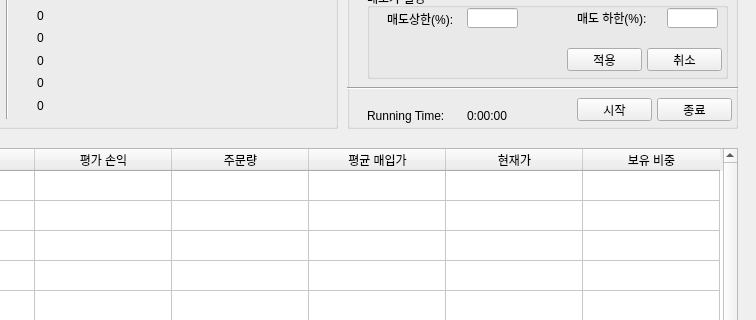
Old version of the form mainwindow.ui in the repository NoelBird/stockML; both pictures show x 133 to 889 and y 81 to 401 of the 889 by 609 pixel window.
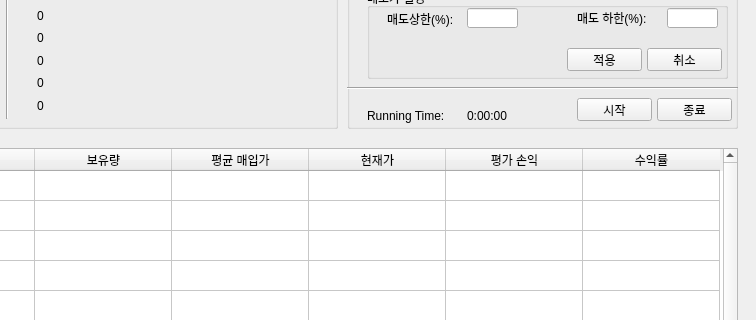
New version of the form.

Commit message: 'add check_balance func in main, update kiwoom.py'

The edit to the form file:
```diff
--- a/mainwindow.ui
+++ b/mainwindow.ui
@@ -458,12 +458,7 @@
     </column>
     <column>
      <property name="text">
-      <string>평가 손익</string>
-     </property>
-    </column>
-    <column>
-     <property name="text">
-      <string>주문량</string>
+      <string>보유량</string>
      </property>
     </column>
     <column>
@@ -478,7 +473,12 @@
     </column>
     <column>
      <property name="text">
-      <string>보유 비중</string>
+      <string>평가 손익</string>
+     </property>
+    </column>
+    <column>
+     <property name="text">
+      <string>수익률</string>
      </property>
     </column>
    </widget>
```
The commit also changes 2 other files.
